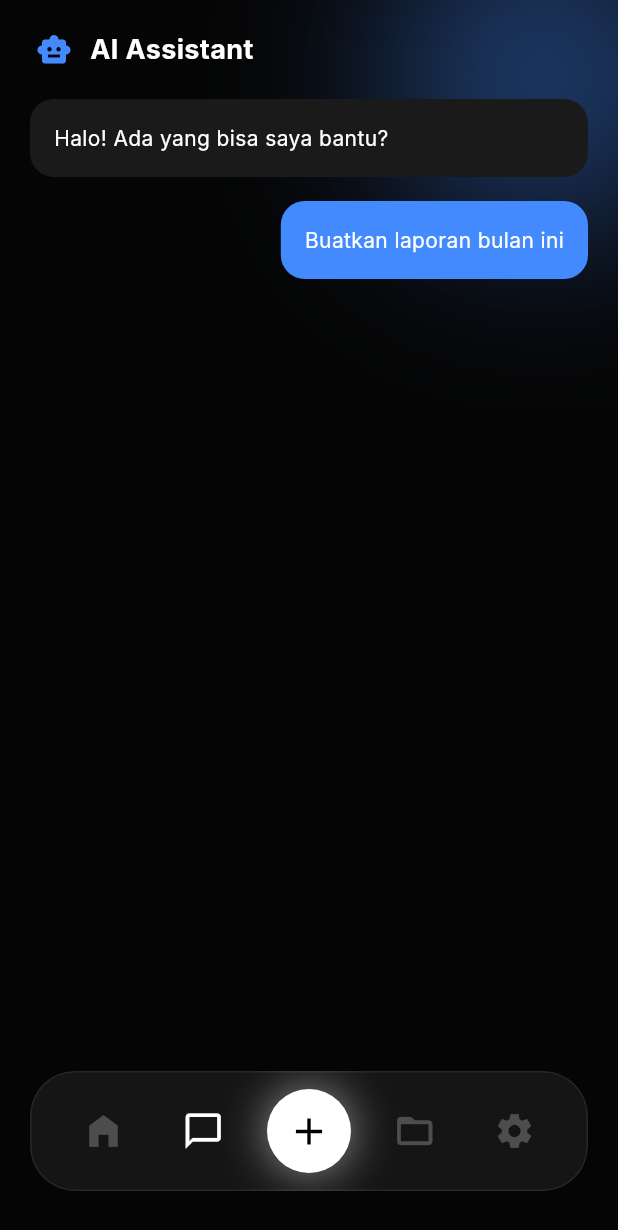
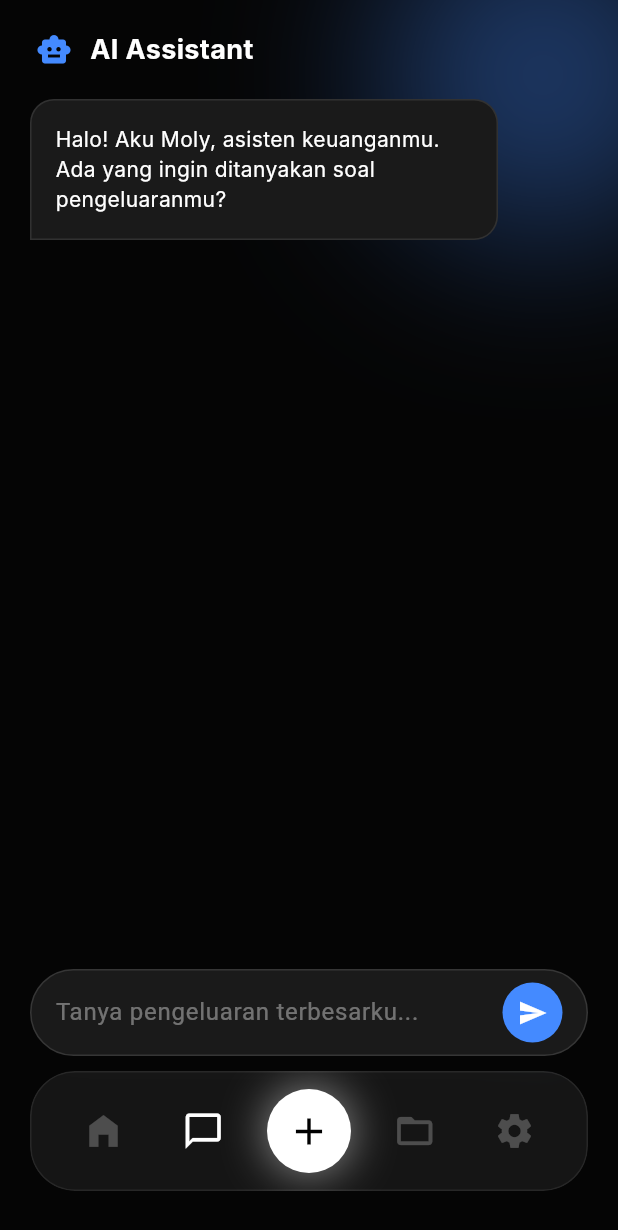
Before and after one commit to Firman-nsyh/expense-tracker, a Flutter app: the screen it shows once a user with an empty profile is signed in, item 2 of the bottom bar chosen, on a phone screen of 412 x 824 dp. Shown: the top 1230 px of the screen. Run offline on Flutter 3.47's test engine with Material 3 defaults, Android fonts, the phone set to English and light mode, and no system bars; our stand-ins replace firebase_auth, firebase_core, firebase_database, fl_chart, flutter_dotenv, google_generative_ai and 5 more; missing offline and left inert: excel, google_mlkit_text_recognition; accounts and stored records are empty; network calls fail; Roboto replaces fonts that are missing (Inter).

Commit message:
chat page

```diff
--- a/lib/screens/chat_page.dart
+++ b/lib/screens/chat_page.dart
@@ -1,12 +1,74 @@
 import 'package:flutter/material.dart';
+import '../services/database_helper.dart';
+import '../services/gemini_service.dart';
 
-class ChatPageContent extends StatelessWidget {
+class ChatPageContent extends StatefulWidget {
   const ChatPageContent({super.key});
 
   @override
+  State<ChatPageContent> createState() => _ChatPageContentState();
+}
+
+class _ChatPageContentState extends State<ChatPageContent> {
+  final TextEditingController _messageController = TextEditingController();
+  final ScrollController _scrollController = ScrollController();
+
+  final List<Map<String, dynamic>> _messages = [
+    {'text': 'Halo! Aku Moly, asisten keuanganmu. Ada yang ingin ditanyakan soal pengeluaranmu?', 'isBot': true}
+  ];
+
+  bool _isLoading = false;
+
+  Future<void> _sendMessage() async {
+    final text = _messageController.text.trim();
+    if (text.isEmpty) return;
+
+    setState(() {
+      _messages.add({'text': text, 'isBot': false});
+      _isLoading = true;
+    });
+    _messageController.clear();
+    _scrollToBottom();
+
+    final transactions = await DatabaseHelper.instance.getAllTransactions();
+    final reply = await GeminiService.instance.askFinancialQuestion(text, transactions);
+
+    if (mounted) {
+      setState(() {
+        _messages.add({'text': reply, 'isBot': true});
+        _isLoading = false;
+      });
+      _scrollToBottom();
+    }
+  }
+
+  void _scrollToBottom() {
+    Future.delayed(const Duration(milliseconds: 100), () {
+      if (_scrollController.hasClients) {
+        _scrollController.animateTo(
+          _scrollController.position.maxScrollExtent,
+          duration: const Duration(milliseconds: 300),
+          curve: Curves.easeOut,
+        );
+      }
+    });
+  }
+
+  @override
   Widget build(BuildContext context) {
+    // ---> INI KUNCI SOLUSINYA <---
+    // Deteksi tinggi keyboard. Jika keyboard terbuka, nilainya > 0.
+    final keyboardHeight = MediaQuery.of(context).viewInsets.bottom;
+
+    // Jika keyboard terbuka, padding bawah menyesuaikan tinggi keyboard + 16px.
+    // Jika tertutup, padding bawah 120px agar tidak tertutup Glass Navbar.
+    final bottomPadding = keyboardHeight > 0 ? keyboardHeight + 16 : 120.0;
+
     return SafeArea(
-        child: Column(children: [
+      // Matikan SafeArea bawah agar kita bisa mengontrol padding manual dengan presisi
+      bottom: false,
+      child: Column(
+        children: [
           const Padding(
             padding: EdgeInsets.symmetric(horizontal: 24, vertical: 20),
             child: Row(children: [
@@ -17,32 +79,108 @@ class ChatPageContent extends StatelessWidget {
                       color: Colors.white,
                       fontSize: 18,
                       fontWeight: FontWeight.bold))
-          ])),
+            ]),
+          ),
+
           Expanded(
-          child: ListView(
+            child: ListView.builder(
+              controller: _scrollController,
               padding: const EdgeInsets.symmetric(horizontal: 20),
+              itemCount: _messages.length,
+              itemBuilder: (context, index) {
+                final msg = _messages[index];
+                final isBot = msg['isBot'] as bool;
+                return Padding(
+                  padding: const EdgeInsets.only(bottom: 16),
+                  child: isBot
+                      ? _buildBotBubble(msg['text'])
+                      : _buildUserBubble(msg['text']),
+                );
+              },
+            ),
+          ),
+
+          if (_isLoading)
+            const Padding(
+              padding: EdgeInsets.only(bottom: 16),
+              child: CircularProgressIndicator(color: Colors.blueAccent),
+            ),
+
+          // ---> MENGGUNAKAN PADDING DINAMIS <---
+          AnimatedPadding(
+            duration: const Duration(milliseconds: 100),
+            curve: Curves.easeOut,
+            padding: EdgeInsets.fromLTRB(20, 0, 20, bottomPadding),
+            child: Container(
+              padding: const EdgeInsets.symmetric(horizontal: 16, vertical: 4),
+              decoration: BoxDecoration(
+                color: const Color(0xFF1A1A1A),
+                borderRadius: BorderRadius.circular(30),
+                border: Border.all(color: Colors.white12),
+              ),
+              child: Row(
                 children: [
-            _buildBotBubble("Halo! Ada yang bisa saya bantu?"),
-            const SizedBox(height: 16),
-            _buildUserBubble("Buatkan laporan bulan ini")
-          ])),
-      const SizedBox(height: 120)
-    ]));
+                  Expanded(
+                    child: TextField(
+                      controller: _messageController,
+                      style: const TextStyle(color: Colors.white),
+                      decoration: const InputDecoration(
+                        hintText: "Tanya pengeluaran terbesarku...",
+                        hintStyle: TextStyle(color: Colors.white38),
+                        border: InputBorder.none,
+                      ),
+                      onSubmitted: (_) => _sendMessage(),
+                      // Gulir ke bawah otomatis saat kolom teks diklik (keyboard muncul)
+                      onTap: () {
+                        Future.delayed(const Duration(milliseconds: 300), _scrollToBottom);
+                      },
+                    ),
+                  ),
+                  const SizedBox(width: 8),
+                  GestureDetector(
+                    onTap: _isLoading ? null : _sendMessage,
+                    child: Container(
+                      padding: const EdgeInsets.all(10),
+                      decoration: const BoxDecoration(
+                        color: Colors.blueAccent,
+                        shape: BoxShape.circle,
+                      ),
+                      child: const Icon(Icons.send, color: Colors.white, size: 20),
+                    ),
+                  )
+                ],
+              ),
+            ),
+          ),
+        ],
+      ),
+    );
   }
 
-  Widget _buildBotBubble(String message) => Container(
+  Widget _buildBotBubble(String message) => Align(
+    alignment: Alignment.centerLeft,
+    child: Container(
+      margin: const EdgeInsets.only(right: 60),
       padding: const EdgeInsets.all(16),
       decoration: BoxDecoration(
         color: const Color(0xFF1A1A1A),
-          borderRadius: BorderRadius.circular(16)),
-      child: Text(message, style: const TextStyle(color: Colors.white)));
+        borderRadius: BorderRadius.circular(16).copyWith(bottomLeft: Radius.zero),
+        border: Border.all(color: Colors.white10)
+      ),
+      child: Text(message, style: const TextStyle(color: Colors.white, height: 1.4)),
+    ),
+  );
 
   Widget _buildUserBubble(String message) => Align(
     alignment: Alignment.centerRight,
     child: Container(
+      margin: const EdgeInsets.only(left: 60),
       padding: const EdgeInsets.all(16),
       decoration: BoxDecoration(
         color: Colors.blueAccent,
-              borderRadius: BorderRadius.circular(16)),
-          child: Text(message, style: const TextStyle(color: Colors.white))));
+        borderRadius: BorderRadius.circular(16).copyWith(bottomRight: Radius.zero),
+      ),
+      child: Text(message, style: const TextStyle(color: Colors.white, height: 1.4)),
+    ),
+  );
 }
```
Also changed, not shown: lib/services/gemini_service.dart (+71 -1 lines). Lines whose indentation alone changed are shown as unchanged.
